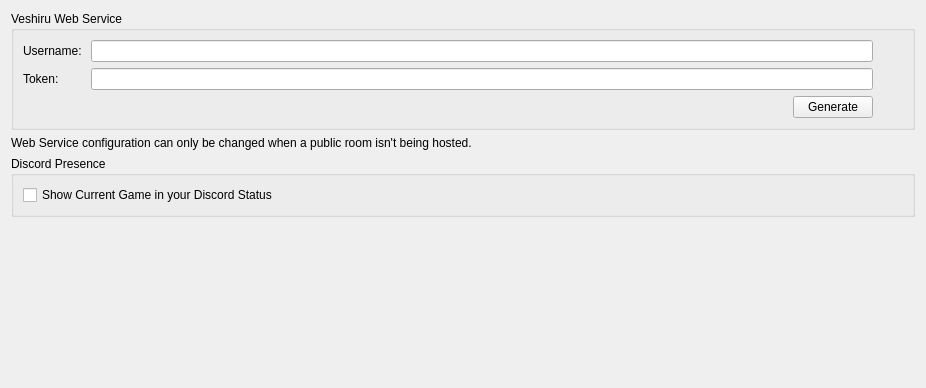
First picture: the form in src/veshiru/configuration/configure_web.ui, repository 2archiver/Veshiru, before the edit; both pictures show x 0 to 926 and y 0 to 388 of the 926 by 561 pixel window.
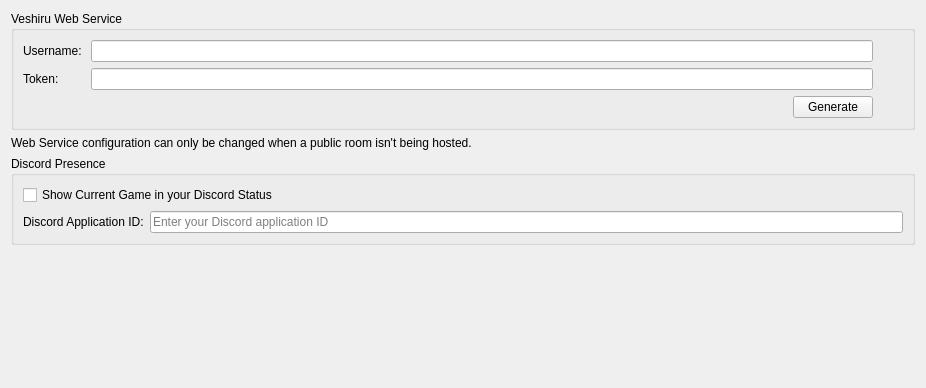
Second picture: the form after the edit.

The edit to the form file:
```diff
--- a/src/veshiru/configuration/configure_web.ui
+++ b/src/veshiru/configuration/configure_web.ui
@@ -149,6 +149,25 @@
         </property>
        </widget>
       </item>
+      <item>
+       <layout class="QHBoxLayout" name="discordApplicationIdLayout">
+        <item>
+         <widget class="QLabel" name="discordApplicationIdLabel">
+          <property name="text">
+           <string>Discord Application ID:</string>
+          </property>
+         </widget>
+        </item>
+        <item>
+         <widget class="QLineEdit" name="discordApplicationIdEdit">
+          <property name="maxLength"><number>32</number></property>
+          <property name="placeholderText">
+           <string>Enter your Discord application ID</string>
+          </property>
+         </widget>
+        </item>
+       </layout>
+      </item>
      </layout>
     </widget>
    </item>
```
